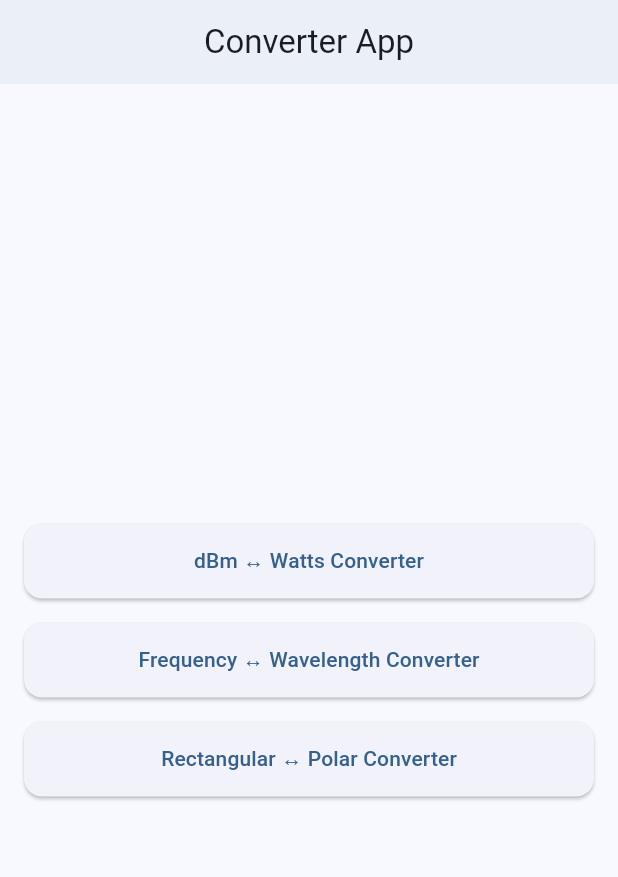
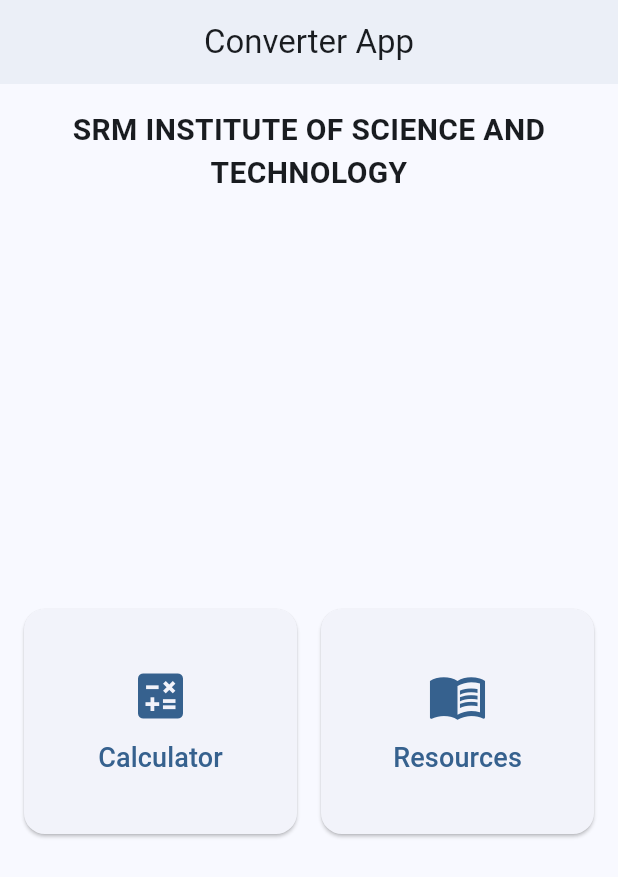
Before and after one commit to Raj121raj/mastermind_srm, a Flutter app: the screen it shows after launch, on a phone screen of 412 x 824 dp. Shown: the top 877 px of the screen. Run offline on Flutter 3.47's test engine with Material 3 defaults, Android fonts, the light colour scheme and no system bars.

Commit message:
rf: Refactor HomeScreen
Change-Id: I46ae84f69a7a9c4c9adf25796b274693d11fb9c6

```diff
--- a/lib/screens/home_screen.dart
+++ b/lib/screens/home_screen.dart
@@ -1,7 +1,6 @@
 import 'package:flutter/material.dart';
-import 'dbm_watts_screen.dart';
-import 'freq_wavelength_screen.dart';
-import 'rect_polar_screen.dart';
+import 'calculator_screen.dart';
+import 'resource_screen.dart';
 
 class HomeScreen extends StatelessWidget {
   const HomeScreen({super.key});
@@ -16,47 +15,69 @@
         padding: const EdgeInsets.all(16.0),
         child: Column(
           mainAxisAlignment: MainAxisAlignment.center,
+          crossAxisAlignment: CrossAxisAlignment.center,
           children: [
-            ElevatedButton(
+            const Text(
+              "SRM INSTITUTE OF SCIENCE AND TECHNOLOGY",
+              style: TextStyle(fontSize: 20, fontWeight: FontWeight.bold),
+              textAlign: TextAlign.center,
+            ),
+
+            const SizedBox(height: 24),
+
+            Expanded(
+              child: Center(
+                child: Row(
+                  mainAxisAlignment: MainAxisAlignment.center,
+                  children: [
+                    Expanded(
+                      child: ElevatedButton(
                         onPressed: () {
                           Navigator.push(
                             context,
-                  MaterialPageRoute(builder: (context) => const DbmWattsScreen()),
+                            MaterialPageRoute(builder: (context) => const CalculatorScreen()),
                           );
                         },
                         style: ElevatedButton.styleFrom(
-                minimumSize: const Size(double.infinity, 50),
-                shape: RoundedRectangleBorder(borderRadius: BorderRadius.circular(12)),
+                          minimumSize: const Size(double.infinity, 150),
+                          shape: RoundedRectangleBorder(borderRadius: BorderRadius.circular(14)),
                         ),
-              child: const Text('dBm ↔ Watts Converter'),
+                        child: Column(
+                          mainAxisSize: MainAxisSize.min,
+                          children: [
+                            const Icon(Icons.calculate, size: 40),
+                            const SizedBox(height: 8),
+                            const Text('Calculator', style: TextStyle(fontSize: 18)),
+                          ],
                         ),
-            const SizedBox(height: 16),
-            ElevatedButton(
+                      ),
+                    ),
+                    const SizedBox(width: 16),
+                    Expanded(
+                      child: ElevatedButton(
                         onPressed: () {
                           Navigator.push(
                             context,
-                  MaterialPageRoute(builder: (context) => const FreqWavelengthScreen()),
+                            MaterialPageRoute(builder: (context) => const ResourceScreen()),
                           );
                         },
                         style: ElevatedButton.styleFrom(
-                minimumSize: const Size(double.infinity, 50),
-                shape: RoundedRectangleBorder(borderRadius: BorderRadius.circular(12)),
+                          minimumSize: const Size(double.infinity, 150),
+                          shape: RoundedRectangleBorder(borderRadius: BorderRadius.circular(14)),
                         ),
-              child: const Text('Frequency ↔ Wavelength Converter'),
+                        child: Column(
+                          mainAxisSize: MainAxisSize.min,
+                          children: [
+                            const Icon(Icons.menu_book, size: 40),
+                            const SizedBox(height: 8),
+                            const Text('Resources', style: TextStyle(fontSize: 18)),
+                          ],
                         ),
-            const SizedBox(height: 16),
-            ElevatedButton(
-              onPressed: () {
-                Navigator.push(
-                  context,
-                  MaterialPageRoute(builder: (context) => const RectPolarScreen()),
-                );
-              },
-              style: ElevatedButton.styleFrom(
-                minimumSize: const Size(double.infinity, 50),
-                shape: RoundedRectangleBorder(borderRadius: BorderRadius.circular(12)),
                       ),
-              child: const Text('Rectangular ↔ Polar Converter'),
+                    ),
+                  ],
+                ),
+              ),
             ),
           ],
         ),
```
Also changed, not shown: lib/screens/calculator_screen.dart (added, +66 -0 lines), lib/screens/resource_screen.dart (added, +20 -0 lines), pubspec.lock. Lines whose indentation alone changed are shown as unchanged.
